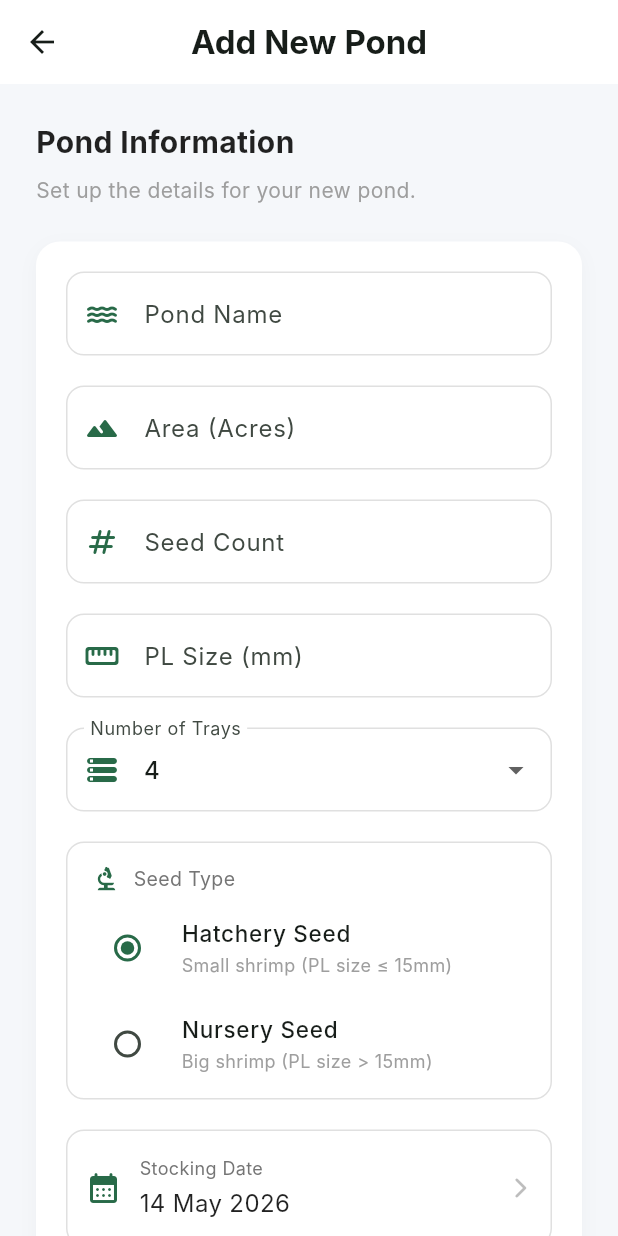
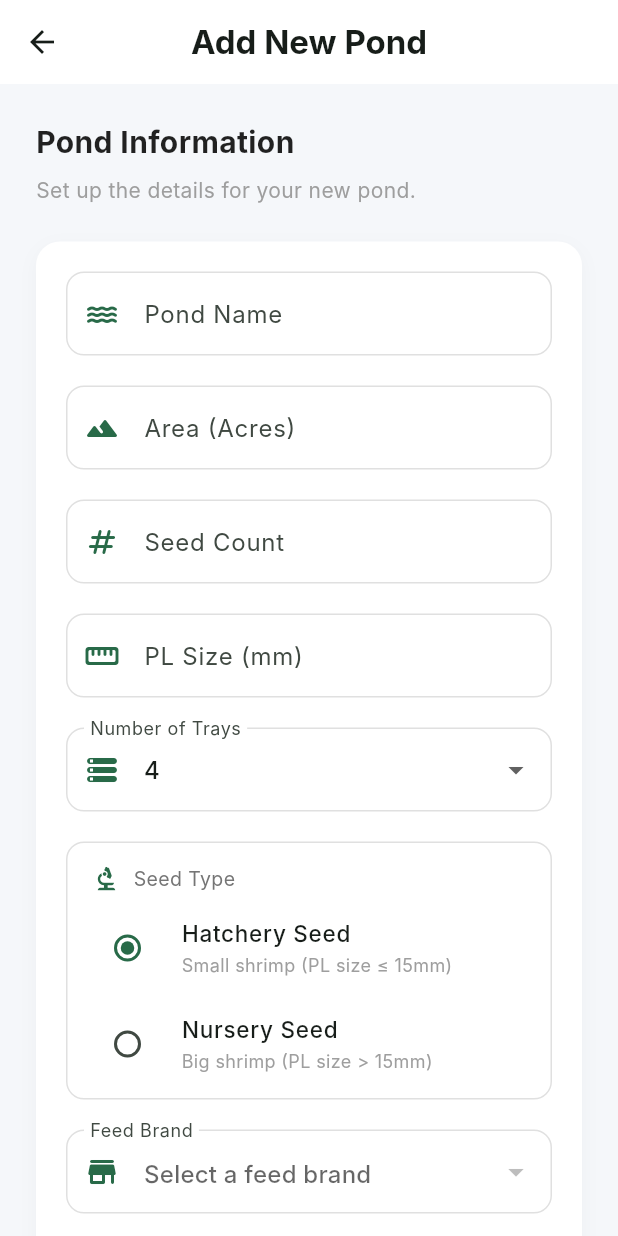
Before and after one commit to RajuDantuluri07/aqua_rythu, a Flutter app: the AddPondScreen screen opened by its route, on a phone screen of 412 x 824 dp. Run offline on Flutter 3.47's test engine with Material 3 defaults, Android fonts, the light colour scheme and no system bars; our stand-ins replace flutter_riverpod, shared_preferences, sms_autofill, supabase_flutter; missing offline and left inert: razorpay_flutter; accounts and stored records are empty; Roboto replaces fonts that are missing (Inter).

Commit message:
feat: add feed brand selection dropdown to pond creation form
- Add feedBrandsProvider import to access available feed brands
- Implement _buildFeedBrandDropdown widget with loading/error/data states
- Add dropdown to pond creation form between Seed Type and Stocking Date
- Make feed brand selection optional (users can create ponds without selecting a brand)
- Persist selected feed brand to pond.feed_brand_id during creation

This allows users to select their feed company during pond setup, which is
persisted to the database and displayed on the dashboard.

```diff
--- a/lib/features/pond/add_pond_screen.dart
+++ b/lib/features/pond/add_pond_screen.dart
@@ -8,6 +8,7 @@ import 'package:aqua_rythu/core/services/limit_trigger_service.dart';
 import '../../routes/app_routes.dart';
 import 'enums/seed_type.dart';
 import 'package:aqua_rythu/features/upgrade/widgets/pond_limit_bottom_sheet.dart';
+import '../../core/providers/product_provider.dart';
 
 class AddPondScreen extends ConsumerStatefulWidget {
   final String? farmId;
@@ -268,6 +269,70 @@ class _AddPondScreenState extends ConsumerState<AddPondScreen> {
     );
   }
 
+  Widget _buildFeedBrandDropdown() {
+    final feedBrandsAsync = ref.watch(feedBrandsProvider);
+
+    return feedBrandsAsync.when(
+      loading: () => Container(
+        padding: const EdgeInsets.symmetric(horizontal: 16, vertical: 16),
+        decoration: BoxDecoration(
+          border: Border.all(color: Colors.grey.shade300),
+          borderRadius: BorderRadius.circular(12),
+          color: Colors.white,
+        ),
+        child: const SizedBox(
+          height: 24,
+          child: CircularProgressIndicator(strokeWidth: 2),
+        ),
+      ),
+      error: (e, st) => Container(
+        padding: const EdgeInsets.symmetric(horizontal: 16, vertical: 16),
+        decoration: BoxDecoration(
+          border: Border.all(color: Colors.red.shade300),
+          borderRadius: BorderRadius.circular(12),
+          color: Colors.red.shade50,
+        ),
+        child: Text(
+          'Error loading feed brands',
+          style: TextStyle(color: Colors.red.shade700),
+        ),
+      ),
+      data: (brands) {
+        return DropdownButtonFormField<String>(
+          value: _selectedFeedBrandId,
+          decoration: InputDecoration(
+            labelText: "Feed Brand",
+            hintText: "Select a feed brand",
+            prefixIcon: Icon(Icons.store_rounded,
+                color: Theme.of(context).primaryColor),
+            border: OutlineInputBorder(
+              borderRadius: BorderRadius.circular(12),
+              borderSide: BorderSide(color: Colors.grey.shade300),
+            ),
+            enabledBorder: OutlineInputBorder(
+              borderRadius: BorderRadius.circular(12),
+              borderSide: BorderSide(color: Colors.grey.shade300),
+            ),
+            focusedBorder: OutlineInputBorder(
+              borderRadius: BorderRadius.circular(12),
+              borderSide:
+                  BorderSide(color: Theme.of(context).primaryColor, width: 2),
+            ),
+          ),
+          items: brands
+              .map((brand) => DropdownMenuItem(
+                    value: brand.id,
+                    child: Text(brand.name),
+                  ))
+              .toList(),
+          onChanged: (value) {
+            setState(() => _selectedFeedBrandId = value);
+          },
+        );
+      },
+    );
+  }
+
   Widget _buildTextField({
     required TextEditingController controller,
     required String label,
@@ -422,6 +487,8 @@ class _AddPondScreenState extends ConsumerState<AddPondScreen> {
                     const SizedBox(height: 20),
                     _buildSeedTypeSelector(),
                     const SizedBox(height: 20),
+                    _buildFeedBrandDropdown(),
+                    const SizedBox(height: 20),
                     InkWell(
                       onTap: () => _selectDate(context),
                       borderRadius: BorderRadius.circular(12),
```
